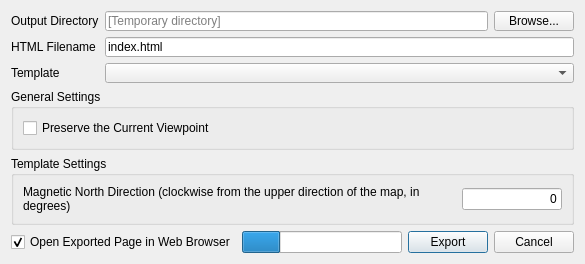
Before: the Qt Designer form ui/exporttowebdialog.ui in minorua/Qgis2threejs, drawn with Qt 5.
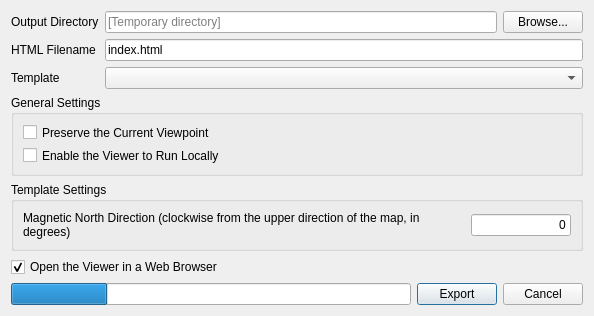
After: the same form once the commit is applied.

Commit message: Export to Web: add option to enable the viewer to run locally (ref #184)

Diff of the .ui file:
```diff
--- a/ui/exporttowebdialog.ui
+++ b/ui/exporttowebdialog.ui
@@ -6,8 +6,8 @@
    <rect>
     <x>0</x>
     <y>0</y>
-    <width>580</width>
-    <height>252</height>
+    <width>588</width>
+    <height>296</height>
    </rect>
   </property>
   <property name="windowTitle">
@@ -90,6 +90,13 @@
         </property>
        </widget>
       </item>
+      <item>
+       <widget class="QCheckBox" name="checkBox_LocalMode">
+        <property name="text">
+         <string>Enable the Viewer to Run Locally</string>
+        </property>
+       </widget>
+      </item>
      </layout>
     </widget>
    </item>
@@ -145,11 +152,9 @@
     </spacer>
    </item>
    <item>
-    <layout class="QHBoxLayout" name="horizontalLayout_3">
-     <item>
       <widget class="QCheckBox" name="checkBox_openPage">
        <property name="text">
-        <string>Open Exported Page in Web Browser</string>
+      <string>Open the Viewer in a Web Browser</string>
        </property>
        <property name="checked">
         <bool>true</bool>
@@ -157,23 +162,12 @@
       </widget>
      </item>
      <item>
-      <spacer name="horizontalSpacer">
-       <property name="orientation">
-        <enum>Qt::Horizontal</enum>
-       </property>
-       <property name="sizeHint" stdset="0">
-        <size>
-         <width>40</width>
-         <height>20</height>
-        </size>
-       </property>
-      </spacer>
-     </item>
+    <layout class="QHBoxLayout" name="horizontalLayout_3">
      <item>
       <widget class="QProgressBar" name="progressBar">
        <property name="minimumSize">
         <size>
-         <width>160</width>
+         <width>400</width>
          <height>0</height>
         </size>
        </property>
@@ -188,6 +182,19 @@
        </property>
       </widget>
      </item>
+     <item>
+      <spacer name="horizontalSpacer">
+       <property name="orientation">
+        <enum>Qt::Horizontal</enum>
+       </property>
+       <property name="sizeHint" stdset="0">
+        <size>
+         <width>40</width>
+         <height>20</height>
+        </size>
+       </property>
+      </spacer>
+     </item>
      <item>
       <widget class="QPushButton" name="pushButton_Export">
        <property name="text">
```
Left out of the diff: 1 changed line with no effect on the pictures. Lines whose indentation alone changed are shown as unchanged. The commit also changes 9 other files.
